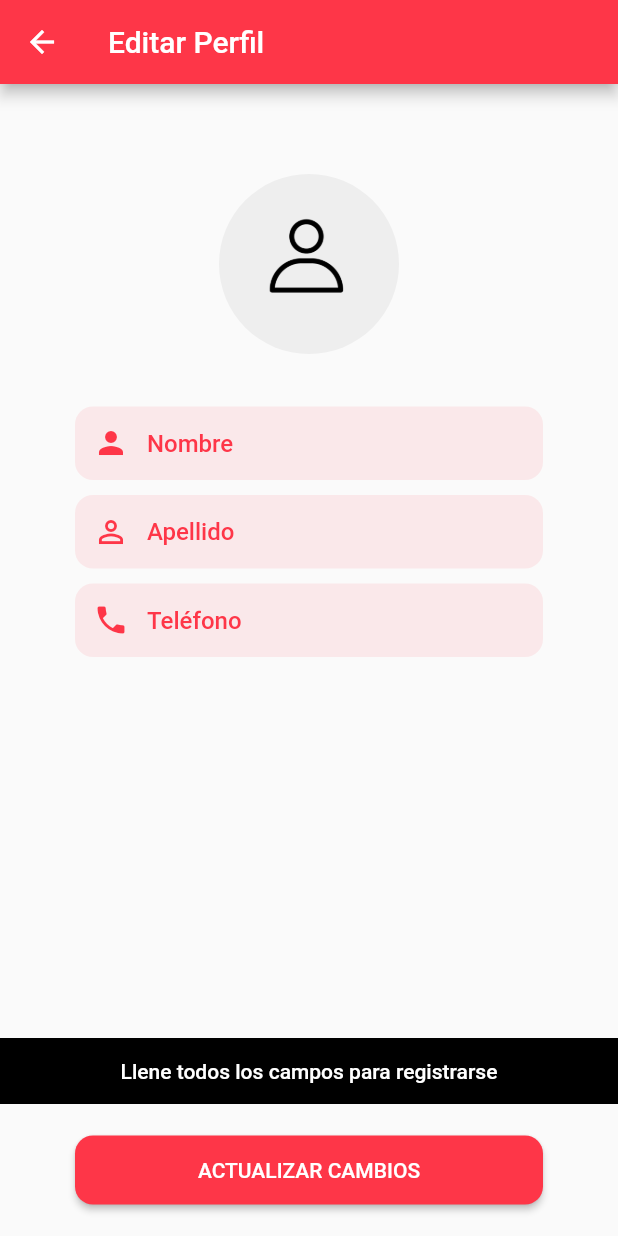
After one commit to josue-leon/Burger_Stone, a Flutter app: the ClientUpdatePage screen opened by its route, after a tap on "ACTUALIZAR CAMBIOS", on a phone screen of 412 x 824 dp. The commit adds this screen. Run offline on Flutter 3.47's test engine with Material 2 defaults, Android fonts, the phone set to English and light mode, and no system bars; our stand-ins replace image_picker, lottie, shared_preferences, sn_progress_dialog; accounts and stored records are empty; statements that could not run were skipped; project files that could hold a hidden picture were left out.

Commit message:
Pagina de editar pefil creada

```diff
--- a/lib/main.dart
+++ b/lib/main.dart
@@ -1,4 +1,5 @@
 import 'package:app_burger_stone/src/pages/client/products/list/client_products_list_page.dart';
+import 'package:app_burger_stone/src/pages/client/update/client_update_page.dart';
 import 'package:app_burger_stone/src/pages/delivery/orders/list/delivery_orders_list_page.dart';
 import 'package:app_burger_stone/src/pages/login/login_page.dart';
 import 'package:app_burger_stone/src/pages/register/register_page.dart';
@@ -32,6 +33,7 @@ class _MyAppState extends State<MyApp> {
         'register' : (BuildContext context) =>   RegisterPage(),//ruta a la pantalla de registro
         'roles' : (BuildContext context) =>   RolesPage(),//ruta para la pantalla de roles
         'client/products/list' : (BuildContext context) =>   ClientProductsListPage(),//ruta para listar productos
+        'client/update' : (BuildContext context) =>   ClientUpdatePage(),//ruta para editar perfil del cliente
         'restaurant/orders/list' : (BuildContext context) =>   RestaurantOrdersListPage(),//ruta para listar productos
         'delivery/orders/list' : (BuildContext context) =>   DeliveryOrdersListPage()//ruta para listar productos
 
--- a/lib/src/pages/client/products/list/client_products_list_controller.dart
+++ b/lib/src/pages/client/products/list/client_products_list_controller.dart
@@ -26,6 +26,9 @@ class ClientProductsListController {
     key.currentState.openDrawer();
   }
 
+  void goToPageUpdate(){
+    Navigator.pushNamed(context, 'client/update');
+  }
   // Para que muestre los roles
   void goToRoles(){
     Navigator.pushNamedAndRemoveUntil(context, 'roles', (route) => false);
--- a/lib/src/pages/client/products/list/client_products_list_page.dart
+++ b/lib/src/pages/client/products/list/client_products_list_page.dart
@@ -118,6 +118,7 @@ class _ClientProductsListPageState extends State<ClientProductsListPage> {
                 ],
               )),
           ListTile(
+            onTap: _con.goToPageUpdate,
             title: Text('Editar perfil'),
             trailing: Icon(Icons.edit_outlined),
           ),
--- /dev/null
+++ b/lib/src/pages/client/update/client_update_controller.dart
@@ -0,0 +1,231 @@
+import 'dart:io';
+import 'dart:convert';
+
+import 'package:app_burger_stone/src/utils/my_snackbar.dart';
+import 'package:app_burger_stone/src/utils/shared_pref.dart';
+import 'package:flutter/material.dart';
+import 'package:app_burger_stone/src/models/usuario.dart';
+import 'package:app_burger_stone/src/provider/users_provider.dart';
+import 'package:app_burger_stone/src/models/response_api.dart';
+import 'package:image_picker/image_picker.dart';
+import 'package:shared_preferences/shared_preferences.dart';
+import 'package:sn_progress_dialog/progress_dialog.dart';
+
+
+class ClientUpdateController{
+
+  BuildContext context;
+
+  TextEditingController nombreController = new TextEditingController();
+  TextEditingController apellidoController = new TextEditingController();
+  TextEditingController telefonoController = new TextEditingController();
+
+
+  UsersProvider usersProvider = new UsersProvider();
+
+  PickedFile pickedFile;
+  File imageFile;
+  Function refresh;
+
+  ProgressDialog _progressDialog;
+
+  Usuario usuario;
+  SharedPref _sharedPrefe = new SharedPref();
+
+
+  // Para desabilitar el boton de Registrar mientras se guarda el usuario
+  bool isEnable = true;
+  Future init (BuildContext context, Function refresh) async
+  {
+    this.context = context;
+    this.refresh = refresh;
+    usersProvider.init(context);
+    _progressDialog = ProgressDialog(context: context);
+    usuario = Usuario.fromJson(await _sharedPrefe.read('usuario'));
+
+
+    nombreController.text = usuario.nombre;
+    apellidoController.text = usuario.apellido;
+    telefonoController.text = usuario.telefono;
+    refresh();
+  }
+
+  void register() async
+  {
+    String nombre = nombreController.text;
+    String apellido = apellidoController.text;
+    String telefono = telefonoController.text.trim();
+
+    if ( nombre.isEmpty || apellido.isEmpty || telefono.isEmpty){
+      MySnackbar.show(context, 'Llene todos los campos para registrarse');
+      return;
+    }
+
+    if(telefono.length > 10){
+      MySnackbar.show(context, 'El número telefónico solo puede contener 10 dígitos');
+      return;
+    }
+
+
+    //expresion regular para validar apellido
+
+    if(!RegExp(r"^[a-zA-Z]{3,15}$").hasMatch(apellido))
+    {
+      MySnackbar.show(context, 'El apellido ingresado no es válido');
+      return;
+    }
+    //para crear un usuario con imagen
+    if (imageFile == null) {
+      MySnackbar.show(context, 'Seleccione una imagen');
+      return;
+    }
+
+
+    _progressDialog.show(max: 100, msg: 'Espere un momento....');
+    isEnable = false;
+
+
+    Usuario usuario = new Usuario(
+      nombre: nombre,
+      apellido: apellido,
+      telefono: telefono,
+    );
+
+
+    Stream stream = await usersProvider.createWithImage(usuario, imageFile);
+    stream.listen((res)
+    {
+      // ResponseApi responseApi = await usersProvider.create(usuario);
+      ResponseApi responseApi = ResponseApi.fromJson(json.decode(res));
+      print ('RESPUESTA: ${responseApi.toJson()}');
+      MySnackbar.show(context, responseApi.message);
+
+      if(responseApi.success){
+        Future.delayed(Duration(seconds: 3), ()
+        {
+          Navigator.pushReplacementNamed(context, 'login');
+        });
+      }
+      else {
+        isEnable = true;
+      }
+    });
+  }
+
+  Future selectImage(ImageSource imageSource) async{
+    pickedFile = await ImagePicker().getImage(source: imageSource);
+    if (pickedFile != null)
+    {
+      imageFile = File(pickedFile.path);
+    }
+    Navigator.pop(context);
+    refresh();
+  }
+// Tomar fotografia o seleccion de imagen
+  void showAlertDialog(){
+    Widget galleryButton = ElevatedButton(
+        onPressed: () {
+          selectImage(ImageSource.gallery);
+        },
+        child: Text('GALERIA')
+    );
+
+    Widget cameraButton = ElevatedButton(
+        onPressed: () {
+          selectImage(ImageSource.camera);
+        },
+        child: Text('CÁMARA')
+    );
+
+    AlertDialog alertDialog = AlertDialog(
+      title: Text('Seleccione su imagen'),
+      actions: [
+        galleryButton,
+        cameraButton
+      ],
+    );
+
+    showDialog(
+        context: context,
+        builder: (BuildContext context){
+          return alertDialog;
+        }
+    );
+  }
+
+  bool ValidarCI(String cedula){
+    if(cedula.length == 10){
+
+      //Obtenemos el digito de la region que sonlos dos primeros digitos
+      var digito_region = int.parse(cedula.substring(0,2));
+
+      //Pregunto si la region existe ecuador se divide en 24 regiones
+      if(  digito_region>= 1 && digito_region <= 24 ){
+
+        // Extraigo el ultimo digito
+        var ultimo_digito   = int.parse(cedula.substring(9,10));
+
+        //Agrupo todos los pares y los sumo
+        var pares = int.parse(cedula.substring(1,2)) + int.parse(cedula.substring(3,4)) + int.parse(cedula.substring(5,6)) + int.parse(cedula.substring(7,8));
+
+        //Agrupo los impares, los multiplico por un factor de 2, si la resultante es > que 9 le restamos el 9 a la resultante
+        var numero1 = int.parse(cedula.substring(0,1));
+        numero1 = (numero1 * 2);
+        if( numero1 > 9 ){numero1 = (numero1 - 9);}
+
+        var numero3 = int.parse(cedula.substring(2,3));
+        numero3 = (numero3 * 2);
+        if( numero3 > 9 ){ numero3 = (numero3 - 9); }
+
+        var numero5 = int.parse(cedula.substring(4,5));
+        numero5 = (numero5 * 2);
+        if( numero5 > 9 ){numero5 = (numero5 - 9); }
+
+        var numero7 = int.parse(cedula.substring(6,7));
+        numero7 = (numero7 * 2);
+        if( numero7 > 9 ){numero7 = (numero7 - 9); }
+
+        var numero9 = int.parse(cedula.substring(8,9));
+        numero9 = (numero9 * 2);
+        if( numero9 > 9 ){ numero9 = (numero9 - 9);}
+
+        var impares = numero1 + numero3 + numero5 + numero7 + numero9;
+
+        //Suma total
+        var suma_total = (pares + impares);
+
+        //extraemos el primero digito
+        var primer_digito_suma = (suma_total).toString().substring(0,1);
+
+        //Obtenemos la decena inmediata
+        var decena = (int.parse(primer_digito_suma) + 1)  * 10;
+
+        //Obtenemos la resta de la decena inmediata - la suma_total esto nos da el digito validador
+        var digito_validador = decena - suma_total;
+
+        //Si el digito validador es = a 10 toma el valor de 0
+        if(digito_validador == 10)
+          var digito_validador = 0;
+
+        //Validamos que el digito validador sea igual al de la cedula
+        if(digito_validador == ultimo_digito){
+          print('la cédula:' + cedula + ' es correcta');
+          return true;
+        }else{
+          print('la cédula:' + cedula + ' es incorrecta');
+          return false;
+        }
+      } else{
+        // imprimimos en consola si la region no pertenece
+        print('Esta cédula no pertenece a ninguna región');
+        return false;
+      }
+
+    } else {
+      //imprimimos en consola si la cedula tiene mas o menos de 10 digitos
+      print('La cédula debe contener 10 digitos');
+      return false;
+    }
+  }
+
+}
--- /dev/null
+++ b/lib/src/pages/client/update/client_update_page.dart
@@ -0,0 +1,317 @@
+import 'package:app_burger_stone/src/pages/client/update/client_update_controller.dart';
+import 'package:app_burger_stone/src/pages/register/register_controller.dart';
+import 'package:app_burger_stone/src/utils/my_colors.dart';
+import 'package:flutter/material.dart';
+import 'package:flutter/scheduler.dart';
+import 'package:flutter/services.dart';
+import 'package:app_burger_stone/src/utils/my_snackbar.dart';
+
+class ClientUpdatePage extends StatefulWidget {
+  const ClientUpdatePage({Key key}) : super(key: key);
+
+  @override
+  State<ClientUpdatePage> createState() => _ClientUpdatePageState();
+}
+
+class _ClientUpdatePageState extends State<ClientUpdatePage> {
+
+  ClientUpdateController _con = new ClientUpdateController();
+  @override
+  void initState() {
+    // TODO: implement initState
+    super.initState();
+    SchedulerBinding.instance.addPostFrameCallback((timeStamp) {
+      _con.init(context, refresh);
+    });
+  }
+  @override
+
+  Widget build(BuildContext context) {
+    return Scaffold(//por lo general todos los page scaffold etiqueta principal esquelo de nuestra pantalla
+     appBar: AppBar(
+       title: Text('Editar Perfil'),
+       backgroundColor: MyColors.primaryColor,
+     ),
+      body: Container(
+        width: double.infinity,
+        child: SingleChildScrollView(
+          child: Column(
+            children: [
+              SizedBox(height: 60,),
+              _imagenUsuario(),
+              SizedBox(height: 30,),
+              _textFieldNombre(),
+              _textFieldApellido(),
+              _textFieldTelefono(),
+            ],
+          ),
+        ),
+      ),
+      bottomNavigationBar:  _buttonRegister(),
+    );
+  }
+
+  Widget _imagenUsuario(){
+    return GestureDetector(
+      onTap: _con.showAlertDialog,
+      child: CircleAvatar(
+        backgroundImage: _con.imageFile != null
+            ? FileImage(_con.imageFile)
+            : _con.usuario?.imagen != null ? NetworkImage(_con.usuario?.imagen)
+            : AssetImage('assets/img/user_profile_2.png'),
+        radius: 60,
+        backgroundColor: Colors.grey[200],
+      ),
+    );
+  }
+
+  Widget _CircleRegister(){
+    return Container(
+      width: 230,
+      height: 230,
+      decoration: BoxDecoration(
+          borderRadius: BorderRadius.circular(100),
+          color: MyColors.primaryColor
+      ),
+    );
+  }
+
+  Widget _iconBack(){
+    return IconButton(
+        onPressed: (){},
+        color: Colors.white,
+        icon: Icon(Icons.arrow_back_ios));
+  }
+
+  Widget _textRegister(){
+    return Text('REGISTRO',
+      style: TextStyle(
+          color: Colors.white,
+          fontWeight: FontWeight.bold,
+          fontSize: 18,
+          fontFamily: 'NimbusSans'
+      ),
+    );
+  }
+
+  Widget _buttonRegister(){
+    return Container(
+      width: double.infinity,
+      margin: EdgeInsets.symmetric(horizontal: 50, vertical: 20),
+      child: ElevatedButton(
+        onPressed: _con.isEnable ? _con.register : null,
+        child: Text('ACTUALIZAR CAMBIOS'),
+        style: ElevatedButton.styleFrom(
+            primary: MyColors.primaryColor,
+            shape: RoundedRectangleBorder(
+                borderRadius: BorderRadius.circular(12)
+            ),
+            padding: EdgeInsets.symmetric(vertical: 15)
+        ),
+      ),
+    );
+  }
+
+  Widget _textFieldCedula(){
+    return Container(
+      margin: EdgeInsets.symmetric(horizontal: 50, vertical: 5),
+      decoration: BoxDecoration(
+          color: MyColors.primaryOpacityColor,
+          borderRadius: BorderRadius.circular(12)
+      ),
+      child: TextField(
+        inputFormatters: [
+          BlacklistingTextInputFormatter(RegExp(r"[a-zA-Z]+|\s")),
+        ],
+        //controller: _con.cedulaController,
+        onChanged: (text) {
+          if(text.length > 10){
+            MySnackbar.show(context, 'La cédula debe tener 10 digitos');
+          }
+        },
+        keyboardType: TextInputType.phone,
+        decoration: InputDecoration(
+            hintText: 'Cédula',
+            hintStyle: TextStyle(
+                color: MyColors.primaryColor
+            ),
+            border: InputBorder.none,
+            contentPadding: EdgeInsets.all(15),
+            prefixIcon: Icon(
+              Icons.assignment_ind_rounded,
+              color: MyColors.primaryColor ,)
+        ) ,
+      ),
+    );
+  }
+
+  Widget _textFieldEmail(){
+    return Container(
+      margin: EdgeInsets.symmetric(horizontal: 50, vertical: 5),
+      decoration: BoxDecoration(
+          color: MyColors.primaryOpacityColor,
+          borderRadius: BorderRadius.circular(12)
+      ),
+      child: TextField(
+        //controller: _con.emailController,
+        keyboardType: TextInputType.emailAddress,
+        decoration: InputDecoration(
+            hintText: 'Correo Electrónico',
+            hintStyle: TextStyle(
+                color: MyColors.primaryColor
+            ),
+            border: InputBorder.none,
+            contentPadding: EdgeInsets.all(15),
+            prefixIcon: Icon(
+              Icons.email,
+              color: MyColors.primaryColor ,)
+        ) ,
+      ),
+    );
+  }
+
+  Widget _textFieldNombre(){
+    return Container(
+      margin: EdgeInsets.symmetric(horizontal: 50, vertical: 5),
+      decoration: BoxDecoration(
+          color: MyColors.primaryOpacityColor,
+          borderRadius: BorderRadius.circular(12)
+      ),
+      child: TextField(
+        inputFormatters: [
+          WhitelistingTextInputFormatter(RegExp(r"[a-zA-Z]+|\s")),
+        ],
+        controller: _con.nombreController,
+        decoration: InputDecoration(
+            hintText: 'Nombre',
+            hintStyle: TextStyle(
+                color: MyColors.primaryColor
+            ),
+            border: InputBorder.none,
+            contentPadding: EdgeInsets.all(15),
+            prefixIcon: Icon(
+              Icons.person,
+              color: MyColors.primaryColor ,)
+        ) ,
+      ),
+    );
+  }
+
+  Widget _textFieldApellido(){
+    return Container(
+      margin: EdgeInsets.symmetric(horizontal: 50, vertical: 5),
+      decoration: BoxDecoration(
+          color: MyColors.primaryOpacityColor,
+          borderRadius: BorderRadius.circular(12)
+      ),
+      child: TextField(
+        inputFormatters: [
+          WhitelistingTextInputFormatter(RegExp(r"[a-zA-Z]+|\s")),
+        ],
+        controller: _con.apellidoController,
+        decoration: InputDecoration(
+            hintText: 'Apellido',
+            hintStyle: TextStyle(
+                color: MyColors.primaryColor
+            ),
+            border: InputBorder.none,
+            contentPadding: EdgeInsets.all(15),
+            prefixIcon: Icon(
+              Icons.person_outline,
+              color: MyColors.primaryColor ,)
+        ) ,
+      ),
+    );
+  }
+
+  Widget _textFieldTelefono(){
+    return Container(
+      margin: EdgeInsets.symmetric(horizontal: 50, vertical: 5),
+      decoration: BoxDecoration(
+          color: MyColors.primaryOpacityColor,
+          borderRadius: BorderRadius.circular(12)
+      ),
+      child: TextField(
+        inputFormatters: [
+          BlacklistingTextInputFormatter(RegExp(r"[a-zA-Z]+|\s")),
+        ],
+        controller: _con.telefonoController,
+        onChanged: (text) {
+          if(text.length > 10){
+            MySnackbar.show(context, 'El teléfono debe tener 10 digitos');
+          }
+        },
+        keyboardType: TextInputType.phone,
+        decoration: InputDecoration(
+            hintText: 'Teléfono',
+            hintStyle: TextStyle(
+                color: MyColors.primaryColor
+            ),
+            border: InputBorder.none,
+            contentPadding: EdgeInsets.all(15),
+            prefixIcon: Icon(
+              Icons.phone,
+              color: MyColors.primaryColor ,)
+        ) ,
+      ),
+    );
+  }
+
+  Widget _textFieldPassword(){
+    return Container(
+      margin: EdgeInsets.symmetric(horizontal: 50, vertical: 5),
+      decoration: BoxDecoration(
+          color: MyColors.primaryOpacityColor,
+          borderRadius: BorderRadius.circular(12)
+      ),
+      child: TextField(
+        //controller: _con.passwordController,
+        obscureText: true,
+        decoration: InputDecoration(
+            hintText: 'Contraseña',
+            hintStyle: TextStyle(
+                color: MyColors.primaryColor
+            ),
+            border: InputBorder.none,
+            contentPadding: EdgeInsets.all(15),
+            prefixIcon: Icon(
+              Icons.lock,
+              color: MyColors.primaryColor ,)
+        ) ,
+      ),
+    );
+  }
+
+  Widget _textFieldConfirmPassword(){
+    return Container(
+      margin: EdgeInsets.symmetric(horizontal: 50, vertical: 5),
+      decoration: BoxDecoration(
+          color: MyColors.primaryOpacityColor,
+          borderRadius: BorderRadius.circular(12)
+      ),
+      child: TextField(
+        //controller: _con.confirmPasswordController,
+        obscureText: true,
+        decoration: InputDecoration(
+            hintText: 'Confirmar contraseña',
+            hintStyle: TextStyle(
+                color: MyColors.primaryColor
+            ),
+            border: InputBorder.none,
+            contentPadding: EdgeInsets.all(15),
+            prefixIcon: Icon(
+              Icons.lock_outline,
+              color: MyColors.primaryColor ,)
+        ) ,
+      ),
+    );
+  }
+
+  // Refrescar la pantalla
+  void refresh(){
+    setState(() {
+
+    });
+  }
+
+}
```
